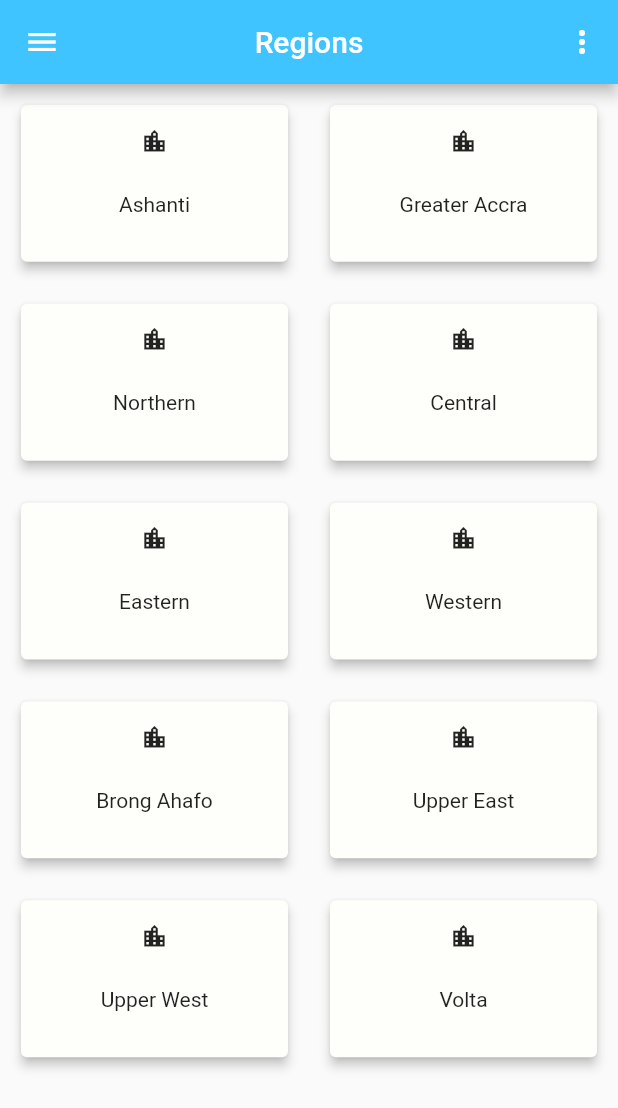
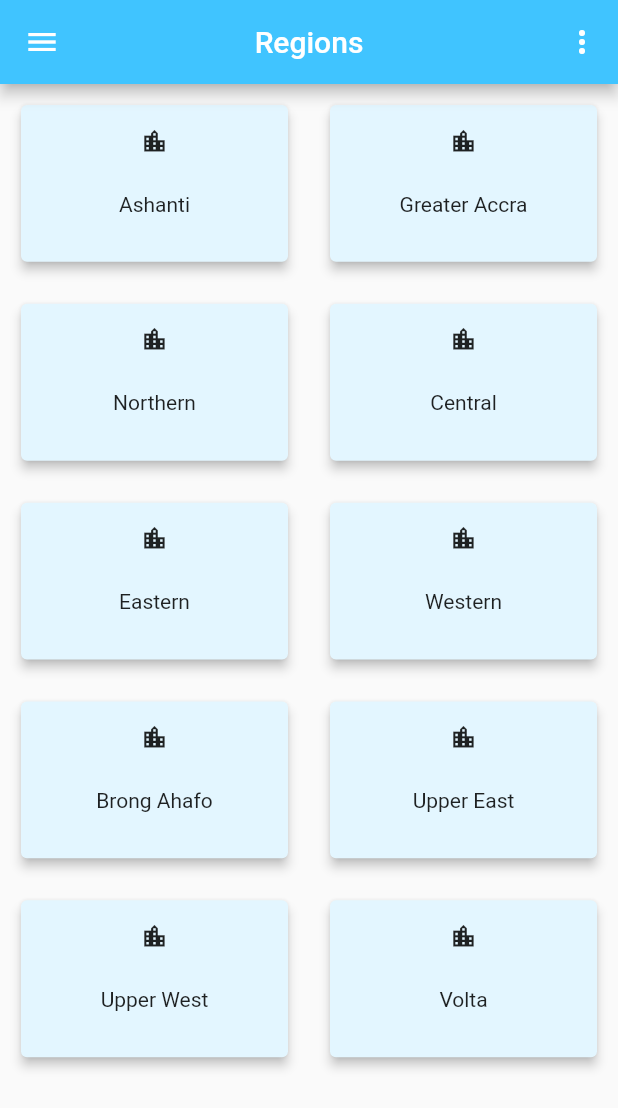
Before and after one commit to RBayor/pharmacy_prototype, a Flutter app: the screen it shows after launch, after a tap on "Next", on a phone screen of 412 x 824 dp. Shown: the top 1108 px of the screen. Run offline on Flutter 3.47's test engine with Material 2 defaults, Android fonts, the phone set to English and light mode, and no system bars; our stand-ins replace cloud_firestore; accounts and stored records are empty; network calls fail.

Commit message:
UI updates

```diff
--- a/lib/customWidget/Grid.dart
+++ b/lib/customWidget/Grid.dart
@@ -17,7 +17,7 @@ class _Grid extends State<Grid> with SingleTickerProviderStateMixin {
   void initState() {
     _controller = AnimationController(
         duration: new Duration(milliseconds: 5000), vsync: this);
-    coloranimation = new ColorTween(begin: Colors.white, end: Colors.lime[50])
+    coloranimation = new ColorTween(begin: Colors.white, end: Colors.lightBlueAccent[100])
         .animate(_controller);
     iconanim =
         new CurvedAnimation(parent: _controller, curve: Curves.bounceOut);
--- a/lib/screens/reuseable.dart
+++ b/lib/screens/reuseable.dart
@@ -5,7 +5,7 @@ import 'package:pharmacy_prototype/screens/health.dart';
 
 // Provides the appbar
 class MyAppBar extends AppBar {
-  MyAppBar({Key key, Widget title, Icon icon})
+  MyAppBar({Key key, Widget title, Icon icon, Function refreshTask})
       : super(
             key: key,
             title: title,
@@ -14,7 +14,7 @@ class MyAppBar extends AppBar {
             actions: <Widget>[
               new IconButton(
                 icon: icon,
-                onPressed: () {},
+                onPressed: () {refreshTask;},
               ),
             ]);
 }
@@ -29,7 +29,7 @@ class MyDrawer extends Drawer {
             children: <Widget>[
               Container(
                 padding: EdgeInsets.all(14.0),
-                color: Colors.lightBlueAccent,
+                color: Colors.black87,
                 child: Column(
                   children: <Widget>[
                     UserAccountsDrawerHeader(
--- a/lib/screens/splash.dart
+++ b/lib/screens/splash.dart
@@ -37,7 +37,7 @@ void initState() {
   Widget build(BuildContext context) {
       // TODO: implement build
       return new Scaffold(
-        backgroundColor: Colors.cyan,
+        backgroundColor: Colors.lightBlue,
         body: new Center(
           child: new Container(
           margin: EdgeInsets.only(
@@ -90,10 +90,12 @@ void initState() {
                 margin:  const EdgeInsets.only(
                   top: 50.0
                 ),
-                child: new FlatButton(
+                child: new RaisedButton(
                 child: new Text("Next",textScaleFactor: 2.0,style: new TextStyle(
-                  color: _animationcolor.value
-                ),),
+                  color: _animationcolor.value,
+                ),
+                ),
+                color: Colors.lightBlueAccent,
                 onPressed: (){Navigator.of(context).pushNamedAndRemoveUntil('/Home',(Route<dynamic>route)=>false);},
               ),
               )
```
Also changed, not shown: lib/screens/DisplayPharmacies.dart (+8 -7 lines), lib/screens/health.dart (+19 -5 lines), lib/screens/search.dart (+7 -8 lines).
